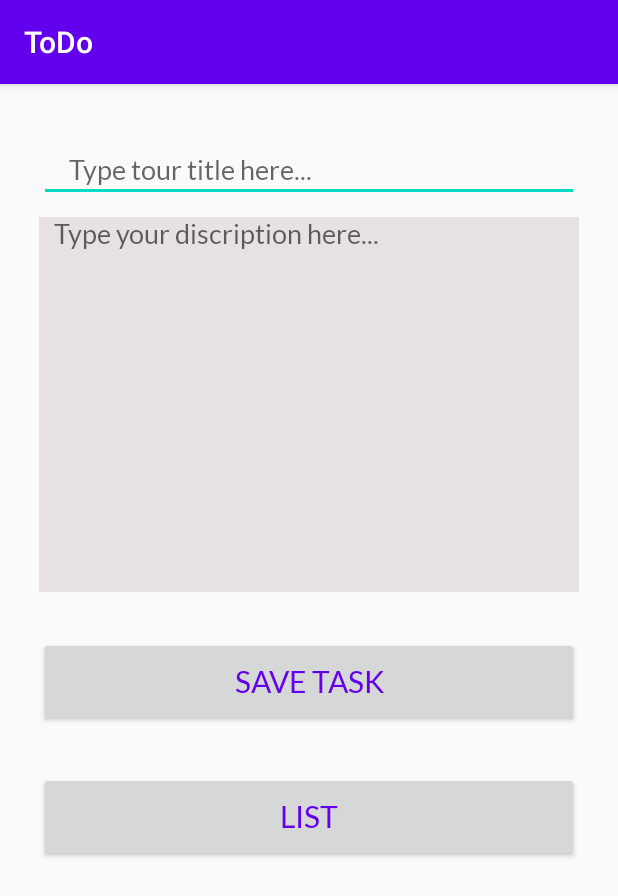
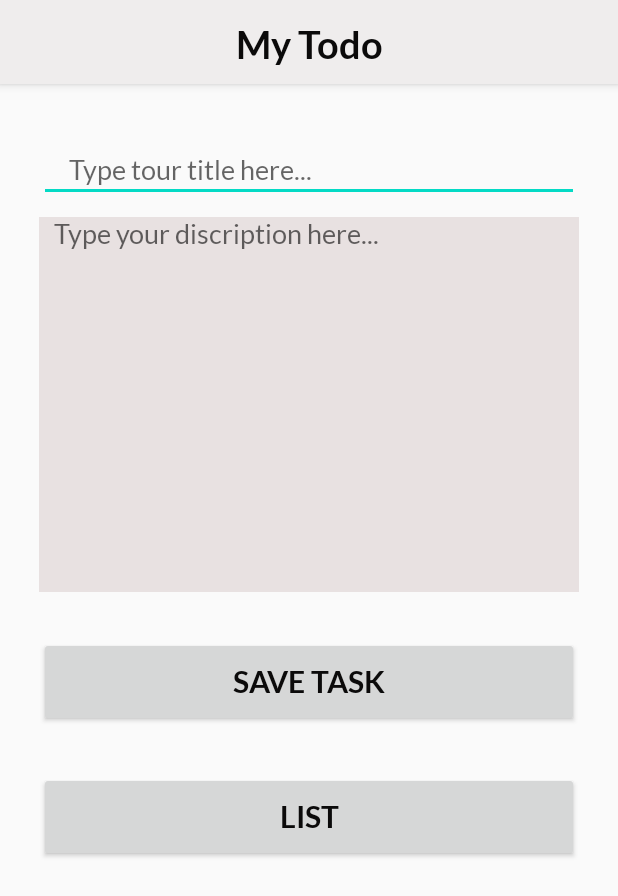
Before and after one commit to sanskarpawar/TodoApp_Kotlin, an Android app: the screen it shows after launch (MainActivity), after a tap on an icon or button, on a phone screen of 412 x 824 dp. Shown: the top 896 px of the screen. Run offline under Robolectric (Android 15) with nearby library versions, the phone set to English and light mode, and no system bars; our stand-ins replace Firebase (no records; nobody signed in at launch, a user with empty details on screens opened directly), data binding; Roboto replaces fonts that are not available here; 1 statement that could not run was skipped.

Commit message:
Card can adapt size, Action bar color,App name,delete button change

```diff
--- a/app/src/main/java/com/example/notesapp/MainActivity.kt
+++ b/app/src/main/java/com/example/notesapp/MainActivity.kt
@@ -8,6 +8,7 @@ import android.view.View
 import android.widget.ImageView
 import android.widget.TextView
 import android.widget.Toast
+import androidx.appcompat.app.ActionBar
 import androidx.appcompat.app.AppCompatActivity
 import com.example.notesapp.databinding.MainActivityBinding
 import com.example.realtimedatabasekotlin.User
@@ -31,6 +32,12 @@ class MainActivity : AppCompatActivity() {
         binding = MainActivityBinding.inflate(layoutInflater)
         setContentView(binding.root)
 
+
+
+
+        getSupportActionBar()?.setDisplayOptions(ActionBar.DISPLAY_SHOW_CUSTOM)
+        getSupportActionBar()?.setCustomView(R.layout.abs);
+
         binding.showList.setOnClickListener {
             intent = Intent(applicationContext, TodoListActivity::class.java)
             startActivity(intent)
@@ -48,7 +55,7 @@ class MainActivity : AppCompatActivity() {
         if(noteType.equals(getString(R.string.edit))){
             Log.d("noteType", "$noteType" )
             val noteTitle=intent.getStringExtra(Constants.TITLE_OF_TASK)
-           val noteDesc=intent.getStringExtra(Constants.DISCRIPTION_OF_TASK)
+            val noteDesc=intent.getStringExtra(Constants.DISCRIPTION_OF_TASK)
             val noteid = intent.getStringExtra(Constants.ID_OF_TASK)
             Log.d("idofnote", "$noteid" )
             Log.d("noteTitle", "$noteTitle" )
@@ -84,28 +91,12 @@ class MainActivity : AppCompatActivity() {
 
         }
 
-
-
-
-
-
-
         binding.enterButton.setOnClickListener {
-
-
 
             val titleofnote = binding.edtTitleOfNote.text.toString()
             val discription = binding.edtNoteDiscripton.text.toString()
             val idForNote = UUID.randomUUID().toString()
             val doneNot = Constants.NOT_DONE_TEXT
-
-
-
-
-
-
-
-
 
 
             //val timetext = ServerValue.TIMESTAMP.toString()
--- a/app/src/main/java/com/example/notesapp/MyAdapter.kt
+++ b/app/src/main/java/com/example/notesapp/MyAdapter.kt
@@ -48,6 +48,7 @@ class MyAdapter(private val userList: ArrayList<User>) : RecyclerView.Adapter<My
         val done= userList[position].doneOrNot
         val idForNote = userList[position].idForNote
         database = FirebaseDatabase.getInstance().getReference(Constants.ROOT_NODE_TODO)
+
         holder.donetask.setOnClickListener {
 
 
@@ -60,6 +61,7 @@ class MyAdapter(private val userList: ArrayList<User>) : RecyclerView.Adapter<My
             }
 
         }
+
         holder.deletebtn.setOnClickListener {
             idForNote?.let { it1 ->
                 database.child(it1).removeValue();
--- a/app/src/main/java/com/example/notesapp/TodoListActivity.kt
+++ b/app/src/main/java/com/example/notesapp/TodoListActivity.kt
@@ -26,6 +26,10 @@ class TodoListActivity : AppCompatActivity() {
     override fun onCreate(savedInstanceState: Bundle?) {
         super.onCreate(savedInstanceState)
         setContentView(R.layout.activity_todo_list)
+
+
+        getSupportActionBar()?.setDisplayOptions(ActionBar.DISPLAY_SHOW_CUSTOM)
+        getSupportActionBar()?.setCustomView(R.layout.abs);
 
         userRecyclerView =findViewById(R.id.todoList)
 
@@ -69,14 +73,17 @@ class TodoListActivity : AppCompatActivity() {
                     for (userSnapshot in snapshot.children)
                     {
                         val user = userSnapshot.getValue(User::class.java)
+
                         userArrayList.add(user!!)
 
+                        Log.d("USER", "${user.toString()}" )
                     }
                     val adapter = MyAdapter(userArrayList)
                     userRecyclerView.adapter = adapter
 
 
-                    adapter.setOnItemClickListener(object :MyAdapter.onItemClickListener{
+                    adapter.setOnItemClickListener(object :MyAdapter.onItemClickListener
+                    {
                         override fun onItemClick(position: Int) {
                             val idForNote = userArrayList[position].idForNote
                             val edtTitleOfNote = userArrayList[position].edtTitleOfNote
@@ -96,17 +103,6 @@ class TodoListActivity : AppCompatActivity() {
 
 
                     }){}
-
-
-
-
-
-
-
-
-
-
-
 
 
                 }
--- /dev/null
+++ b/app/src/main/res/font/lato_bold.xml
@@ -0,0 +1,7 @@
+<?xml version="1.0" encoding="utf-8"?>
+<font-family xmlns:app="http://schemas.android.com/apk/res-auto"
+        app:fontProviderAuthority="com.google.android.gms.fonts"
+        app:fontProviderPackage="com.google.android.gms"
+        app:fontProviderQuery="name=Lato&amp;weight=700"
+        app:fontProviderCerts="@array/com_google_android_gms_fonts_certs">
+</font-family>
--- /dev/null
+++ b/app/src/main/res/layout/abs.xml
@@ -0,0 +1,22 @@
+<?xml version="1.0" encoding="utf-8"?>
+<RelativeLayout
+    xmlns:android="http://schemas.android.com/apk/res/android"
+    xmlns:tools="http://schemas.android.com/tools"
+    android:layout_width="match_parent"
+    android:layout_height="match_parent"
+    android:padding="4dp"
+    >
+
+    <TextView
+
+        android:layout_width="match_parent"
+        android:layout_height="wrap_content"
+        android:layout_marginTop="10dp"
+        android:fontFamily="@font/lato_bold"
+        android:gravity="center"
+        android:text="@string/AppName"
+        android:textColor="@color/black"
+        android:textSize="25sp"
+        android:textStyle="bold" />
+
+</RelativeLayout>
--- a/app/src/main/res/layout/main_activity.xml
+++ b/app/src/main/res/layout/main_activity.xml
@@ -39,8 +39,8 @@
             android:id="@+id/enterButton"
             android:layout_width="360dp"
             android:layout_height="60dp"
-            android:fontFamily="@font/lato"
-            android:textColor="@color/colorPrimary"
+            android:fontFamily="@font/lato_bold"
+            android:textColor="@color/black"
             android:textSize="20sp"
             android:layout_marginTop="30dp"
             android:layout_gravity="center_horizontal"
@@ -49,25 +49,25 @@
             android:id="@+id/showList"
             android:layout_width="360dp"
             android:layout_height="60dp"
-            android:textColor="@color/colorPrimary"
-            android:fontFamily="@font/lato"
+            android:textColor="@color/black"
+            android:fontFamily="@font/lato_bold"
             android:textSize="20sp"
             android:layout_marginTop="30dp"
             android:layout_gravity="center_horizontal"
             android:text="@string/list"
             />
+
         <Button
             android:id="@+id/btnDelete"
-            android:layout_width="360dp"
+            android:layout_width="350dp"
             android:layout_height="60dp"
-            android:textColor="@color/colorPrimary"
+            android:layout_gravity="center_horizontal"
+            android:layout_marginTop="20dp"
+            android:fontFamily="@font/lato_bold"
+            android:text="@string/delete_note"
+            android:textColor="@color/black"
             android:textSize="20sp"
-            android:fontFamily="@font/lato"
-            android:layout_marginTop="20dp"
-            android:layout_gravity="center_horizontal"
-            android:visibility="invisible"
-            android:text="@string/delete_note"
-            />
+            android:visibility="invisible" />
 
     </LinearLayout>
 </layout>
--- a/app/src/main/res/values/colors.xml
+++ b/app/src/main/res/values/colors.xml
@@ -1,8 +1,9 @@
 <?xml version="1.0" encoding="utf-8"?>
 <resources>
-    <color name="colorPrimary">#6200EE</color>
+    <color name="colorPrimary">#EFEDED</color>
     <color name="cardBackground">#FAFAFB</color>
-    <color name="colorPrimaryDark">#3700B3</color>
+    <color name="colorPrimaryDark">#FAFAFB</color>
+    <color name="fabbuttoncolor">#2C6CD8</color>
     <color name="colorAccent">#03DAC5</color>
     <color name="redcolor">#F44336</color>
     <color name="darkwhite">#E8E1E1</color>
--- a/app/src/main/res/values/preloaded_fonts.xml
+++ b/app/src/main/res/values/preloaded_fonts.xml
@@ -4,8 +4,8 @@
         <item>@font/actor</item>
         <item>@font/basic</item>
         <item>@font/lato</item>
+        <item>@font/lato_bold</item>
         <item>@font/lato_thin</item>
-
         <item>@font/source_sans_pro_extralight</item>
     </array>
 </resources>
--- a/app/src/main/res/values/strings.xml
+++ b/app/src/main/res/values/strings.xml
@@ -16,4 +16,5 @@
     <string name="edit">Edit</string>
     <string name="databaseRefTodo">Todo</string>
     <string name="uniqueIdForTask">idForNote</string>
+    <string name="AppName">My Todo</string>
 </resources>
```
Also changed, not shown: app/src/main/res/drawable/ic_delete_black_24dp.xml (added, +9 -0 lines), app/src/main/res/layout/activity_todo_list.xml (+7 -7 lines), app/src/main/res/layout/single_todo_item.xml (+19 -15 lines), app/src/main/res/values/styles.xml (+9 -8 lines), app/src/main/res/drawable/pluswhite.png (added).
